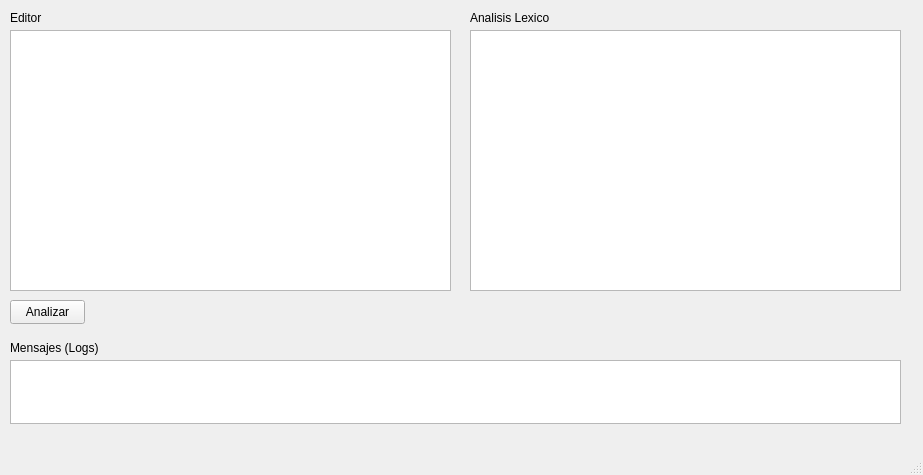
The window that module/main.ui (Ship-Codex-U/TL2-P03) describes before a commit, drawn with Qt 5.
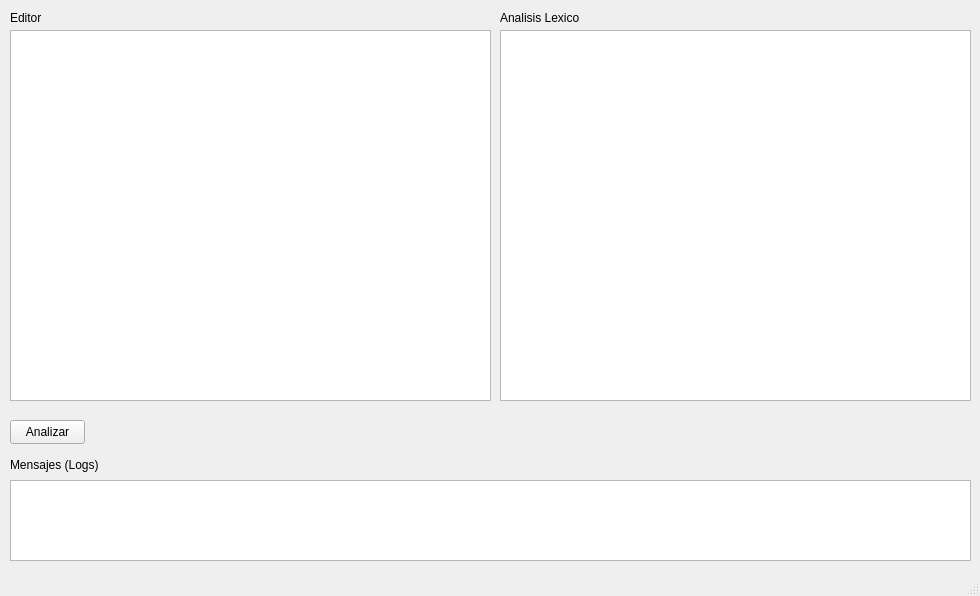
The same window after the commit.

```diff
--- a/module/main.ui
+++ b/module/main.ui
@@ -6,8 +6,8 @@
    <rect>
     <x>0</x>
     <y>0</y>
-    <width>923</width>
-    <height>475</height>
+    <width>980</width>
+    <height>596</height>
    </rect>
   </property>
   <property name="windowTitle">
@@ -19,8 +19,8 @@
      <rect>
       <x>10</x>
       <y>30</y>
-      <width>441</width>
-      <height>261</height>
+      <width>481</width>
+      <height>371</height>
      </rect>
     </property>
     <property name="cursorWidth">
@@ -31,7 +31,7 @@
     <property name="geometry">
      <rect>
       <x>10</x>
-      <y>300</y>
+      <y>420</y>
       <width>75</width>
       <height>24</height>
      </rect>
@@ -47,9 +47,9 @@
     <property name="geometry">
      <rect>
       <x>10</x>
-      <y>360</y>
-      <width>891</width>
-      <height>64</height>
+      <y>480</y>
+      <width>961</width>
+      <height>81</height>
      </rect>
     </property>
     <property name="readOnly">
@@ -63,7 +63,7 @@
     <property name="geometry">
      <rect>
       <x>10</x>
-      <y>340</y>
+      <y>457</y>
       <width>101</width>
       <height>16</height>
      </rect>
@@ -88,7 +88,7 @@
    <widget class="QLabel" name="label_3">
     <property name="geometry">
      <rect>
-      <x>470</x>
+      <x>500</x>
       <y>10</y>
       <width>101</width>
       <height>16</height>
@@ -101,10 +101,10 @@
    <widget class="QTableWidget" name="output_table_result">
     <property name="geometry">
      <rect>
-      <x>470</x>
+      <x>500</x>
       <y>30</y>
-      <width>431</width>
-      <height>261</height>
+      <width>471</width>
+      <height>371</height>
      </rect>
     </property>
    </widget>
```
Left out of the diff: 2 changed lines with no effect on the pictures.
